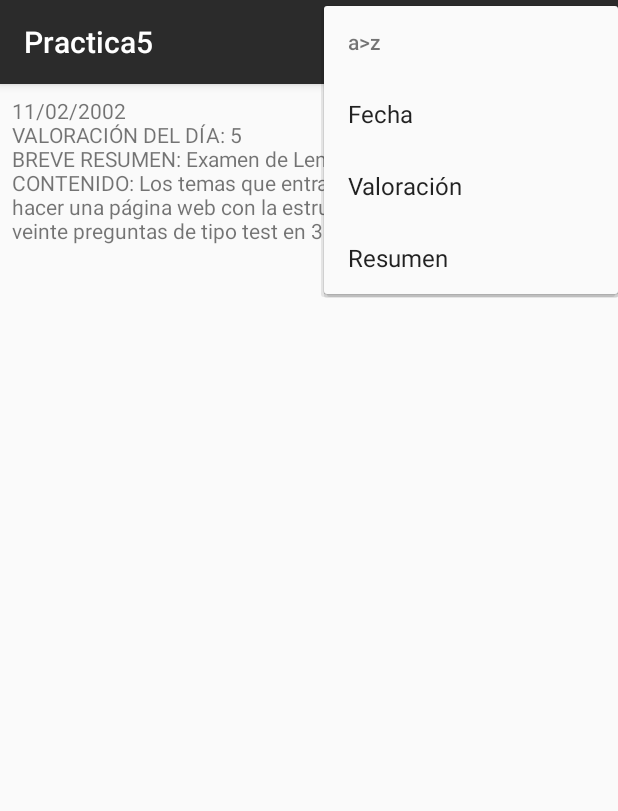
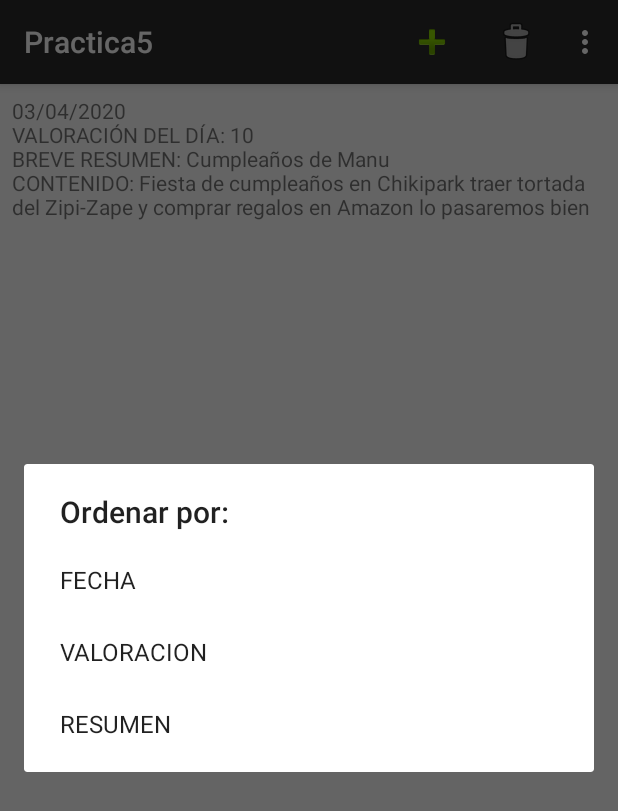
Before and after one commit to descomkraneoz/Practica5, an Android app: the screen it shows after launch (MainActivity), in the options menu, after a tap on "a>z", on a phone screen of 412 x 824 dp. Shown: the top 811 px of the screen. Run offline under Robolectric (Android 15) with nearby library versions, the light colour scheme and no system bars.

Commit message:
arreglado el dialogo de ordenar

```diff
--- a/app/src/main/java/net/iessochoa/manuelmartinez/practica5/activities/MainActivity.java
+++ b/app/src/main/java/net/iessochoa/manuelmartinez/practica5/activities/MainActivity.java
@@ -7,7 +7,6 @@ import android.database.Cursor;
 import android.os.Bundle;
 import android.view.Menu;
 import android.view.MenuItem;
-import android.view.View;
 import android.widget.Button;
 import android.widget.TextView;
 import android.widget.Toast;
@@ -34,11 +33,9 @@ public class MainActivity extends AppCompatActivity {
     private String ordenActualDias;
     Button btAnyadir;
     Button btOrdenar;
-    Button btFecha;
-    Button btValoracion;
-    Button btResumen;
     Button btBorrar;
     TextView tvPrincipal;
+
 
     @Override
     protected void onCreate(Bundle savedInstanceState) {
@@ -49,9 +46,6 @@ public class MainActivity extends AppCompatActivity {
         btOrdenar = findViewById(R.id.btOrdenar);
         btBorrar = findViewById(R.id.btBorrar);
         tvPrincipal = findViewById(R.id.tvPrincipal);
-        btFecha = findViewById(R.id.btFecha);
-        btValoracion = findViewById(R.id.btValoracion);
-        btResumen = findViewById(R.id.btResumen);
 
 
         //BASE DE DATOS, inicializamos y cargamos datos de prueba
@@ -141,7 +135,7 @@ public class MainActivity extends AppCompatActivity {
                 break;
             case R.id.btOrdenar:
                 //Llama al metodo para ordenar según unos parámetros
-                menuOrdenarPor();
+                dialogoOrdenarPor();
                 break;
             case R.id.btBorrar:
                 //Llama al metodo para borrar el primer dia
@@ -219,27 +213,45 @@ public class MainActivity extends AppCompatActivity {
             //Eliminamos la tupla de la base de datos obteniendo la información del cursor
             db.borraDia(DiarioDB.deCursorADia(c));
         }
-        Toast.makeText(getApplicationContext(), getResources().getText(R.string.tmMensajeBorrar), Toast.LENGTH_LONG).show();
+        Toast.makeText(getApplicationContext(), getResources().getText(R.string.tmMensajeBorrar),
+                Toast.LENGTH_LONG).show();
         mostrarDias(DiarioContract.DiaDiarioEntries.FECHA);
     }
 
-    private View.OnClickListener menuOrdenarPor() {
-        return new View.OnClickListener() {
+    /**
+     * Metodo para ordenar dias del diario
+     */
+
+    private void dialogoOrdenarPor() {
+
+        //array de elementos
+        final CharSequence[] itemsDialogo = getResources().getStringArray(R.array.item_menu);
+
+        AlertDialog.Builder dialogo = new AlertDialog.Builder(MainActivity.this);
+        dialogo.setTitle(getResources().getString(R.string.ordenarPor));
+        dialogo.setItems(itemsDialogo, new DialogInterface.OnClickListener() {
             @Override
-            public void onClick(View view) {
-                switch (view.getId()) {
-                    case R.id.btFecha:
+            public void onClick(DialogInterface dialog, int item) {
+                switch (item) {
+                    case 0:
                         mostrarDias(DiarioContract.DiaDiarioEntries.FECHA);
+                        Toast.makeText(getApplicationContext(), getResources().getString(R.string.ordenarPorFecha),
+                                Toast.LENGTH_LONG).show();
                         break;
-                    case R.id.btValoracion:
+                    case 1:
                         mostrarDias(DiarioContract.DiaDiarioEntries.VALORACION);
+                        Toast.makeText(getApplicationContext(), getResources().getString(R.string.ordenarPorValoracion),
+                                Toast.LENGTH_LONG).show();
                         break;
-                    case R.id.btResumen:
+                    case 2:
                         mostrarDias(DiarioContract.DiaDiarioEntries.RESUMEN);
+                        Toast.makeText(getApplicationContext(), getResources().getString(R.string.ordenarPorResumen),
+                                Toast.LENGTH_LONG).show();
                         break;
                 }
+                dialog.dismiss();
             }
-        };
+        }).show();
 
     }
 
--- a/app/src/main/java/net/iessochoa/manuelmartinez/practica5/modelo/DiarioDB.java
+++ b/app/src/main/java/net/iessochoa/manuelmartinez/practica5/modelo/DiarioDB.java
@@ -184,7 +184,7 @@ public class DiarioDB {
                 null,
                 null,
                 null,
-                ordenadoPor);
+                ordenadoPor + " DESC");
     }
 
     /**
--- a/app/src/main/res/menu/menu_main.xml
+++ b/app/src/main/res/menu/menu_main.xml
@@ -15,19 +15,7 @@
         android:orderInCategory="3"
         android:title="@string/ordenar"
         android:visible="true"
-        app:showAsAction="ifRoom">
-        <menu>
-            <item
-                android:id="@+id/btFecha"
-                android:title="@string/fecha" />
-            <item
-                android:id="@+id/btValoracion"
-                android:title="@string/valoracion" />
-            <item
-                android:id="@+id/btResumen"
-                android:title="@string/resumen" />
-        </menu>
-    </item>
+        app:showAsAction="ifRoom" />
     <item
         android:id="@+id/btAcercade"
         android:orderInCategory="7"
--- /dev/null
+++ b/app/src/main/res/values/item_menu.xml
@@ -0,0 +1,11 @@
+<?xml version="1.0" encoding="utf-8"?>
+<resources>
+
+    <string-array name="item_menu">
+        <item>FECHA</item>
+        <item>VALORACION</item>
+        <item>RESUMEN</item>
+    </string-array>
+
+
+</resources>
--- a/app/src/main/res/values/strings.xml
+++ b/app/src/main/res/values/strings.xml
@@ -2,6 +2,7 @@
     <string name="app_name">Practica5</string>
     <string name="Anyadir">Añadir</string>
     <string name="ordenar">a>z</string>
+    <string name="ordenarPor">Ordenar por: </string>
     <string name="acercadeTitulo">Acerca de</string>
     <string name="acercadeMensaje">"Práctica 5 &#10;""Manuel Martínez Serrano &#10;""Licencia cc (Creative Commons)"</string>
     <string name="tmMensajeERROR">NO HACE NADA :)</string>
@@ -22,6 +23,9 @@
     <string name="mensajeValoraVida">Tu media de valoración es de:</string>
     <string name="tvValoracionEdicionDia">Valora tu vida</string>
     <string name="TituloEDA">Entrada a la Agenda</string>
+    <string name="ordenarPorFecha">Ordenar por fecha </string>
+    <string name="ordenarPorResumen">Ordenar por Resumen </string>
+    <string name="ordenarPorValoracion">Ordenar por Valoración </string>
 
 
 </resources>
```
